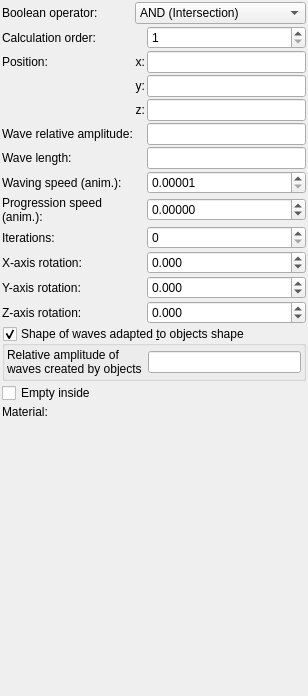
Qt form mandelbulber2/formula/ui/primitive_water.ui (buddhi1980/mandelbulber2) before a commit.
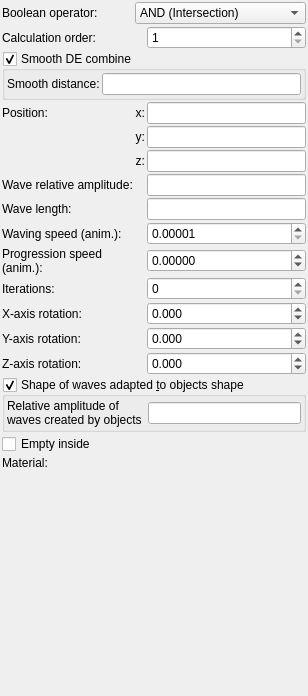
The same form after that commit. Custom widgets are drawn as their Qt base class.

Commit message: Implemented smooth DE combine for primitives in CPU code

```diff
--- a/mandelbulber2/formula/ui/primitive_water.ui
+++ b/mandelbulber2/formula/ui/primitive_water.ui
@@ -34,140 +34,34 @@
      <property name="spacing">
       <number>2</number>
      </property>
-     <item row="6" column="2">
-      <widget class="MyLineEdit" name="logedit_length">
-       <property name="sizePolicy">
-        <sizepolicy hsizetype="Expanding" vsizetype="Maximum">
-         <horstretch>0</horstretch>
-         <verstretch>0</verstretch>
-        </sizepolicy>
-       </property>
-      </widget>
-     </item>
-     <item row="13" column="0" colspan="3">
-      <widget class="MyGroupBox" name="groupCheck_wave_from_objects_enable">
-       <property name="title">
-        <string>Shape of waves adapted &amp;to objects shape</string>
-       </property>
-       <property name="checkable">
-        <bool>true</bool>
-       </property>
-       <layout class="QVBoxLayout" name="verticalLayout_2">
-        <property name="leftMargin">
-         <number>2</number>
-        </property>
-        <property name="topMargin">
-         <number>2</number>
-        </property>
-        <property name="rightMargin">
-         <number>2</number>
-        </property>
-        <property name="bottomMargin">
-         <number>2</number>
-        </property>
-        <item>
-         <layout class="QGridLayout" name="gridLayout_2">
-          <item row="0" column="0">
-           <widget class="QLabel" name="label_18">
-            <property name="text">
-             <string>Relative amplitude of waves created by objects</string>
-            </property>
-            <property name="wordWrap">
-             <bool>true</bool>
-            </property>
-           </widget>
-          </item>
-          <item row="0" column="1">
-           <widget class="MyLineEdit" name="logedit_wave_from_objects_relative_amplitude">
-            <property name="sizePolicy">
-             <sizepolicy hsizetype="Expanding" vsizetype="Maximum">
-              <horstretch>0</horstretch>
-              <verstretch>0</verstretch>
-             </sizepolicy>
-            </property>
-           </widget>
-          </item>
-         </layout>
-        </item>
-       </layout>
-      </widget>
-     </item>
-     <item row="12" column="0">
-      <widget class="QLabel" name="label_15">
-       <property name="text">
-        <string>Z-axis rotation:</string>
-       </property>
-       <property name="wordWrap">
-        <bool>true</bool>
-       </property>
-      </widget>
-     </item>
-     <item row="6" column="0">
-      <widget class="QLabel" name="label_16">
-       <property name="text">
-        <string>Wave length:</string>
-       </property>
-       <property name="wordWrap">
-        <bool>true</bool>
-       </property>
-      </widget>
-     </item>
-     <item row="2" column="1">
-      <widget class="QLabel" name="label_11">
-       <property name="text">
-        <string>x:</string>
-       </property>
-       <property name="alignment">
-        <set>Qt::AlignRight|Qt::AlignTrailing|Qt::AlignVCenter</set>
-       </property>
-      </widget>
-     </item>
-     <item row="4" column="2">
-      <widget class="MyLineEdit" name="vect3_position_z">
-       <property name="sizePolicy">
-        <sizepolicy hsizetype="Expanding" vsizetype="Maximum">
-         <horstretch>0</horstretch>
-         <verstretch>0</verstretch>
-        </sizepolicy>
-       </property>
-      </widget>
-     </item>
-     <item row="11" column="2">
-      <widget class="MyDoubleSpinBox" name="spinboxd3_rotation_y">
-       <property name="sizePolicy">
-        <sizepolicy hsizetype="Minimum" vsizetype="Maximum">
-         <horstretch>0</horstretch>
-         <verstretch>0</verstretch>
-        </sizepolicy>
-       </property>
-       <property name="prefix">
-        <string/>
-       </property>
-       <property name="suffix">
-        <string/>
-       </property>
-       <property name="decimals">
-        <number>3</number>
-       </property>
-       <property name="minimum">
-        <double>-36000.000000000000000</double>
-       </property>
-       <property name="maximum">
-        <double>36000.000000000000000</double>
-       </property>
-       <property name="singleStep">
-        <double>0.100000000000000</double>
-       </property>
-      </widget>
-     </item>
-     <item row="15" column="0">
+     <item row="16" column="0">
       <widget class="QLabel" name="label_21">
        <property name="text">
         <string>Material:</string>
        </property>
       </widget>
      </item>
+     <item row="7" column="0">
+      <widget class="QLabel" name="label_16">
+       <property name="text">
+        <string>Wave length:</string>
+       </property>
+       <property name="wordWrap">
+        <bool>true</bool>
+       </property>
+      </widget>
+     </item>
      <item row="5" column="2">
+      <widget class="MyLineEdit" name="vect3_position_z">
+       <property name="sizePolicy">
+        <sizepolicy hsizetype="Expanding" vsizetype="Maximum">
+         <horstretch>0</horstretch>
+         <verstretch>0</verstretch>
+        </sizepolicy>
+       </property>
+      </widget>
+     </item>
+     <item row="6" column="2">
       <widget class="MyLineEdit" name="logedit_relative_amplitude">
        <property name="sizePolicy">
         <sizepolicy hsizetype="Expanding" vsizetype="Maximum">
@@ -177,85 +71,7 @@
        </property>
       </widget>
      </item>
-     <item row="10" column="0">
-      <widget class="QLabel" name="label_8">
-       <property name="text">
-        <string>X-axis rotation:</string>
-       </property>
-       <property name="wordWrap">
-        <bool>true</bool>
-       </property>
-      </widget>
-     </item>
-     <item row="12" column="2">
-      <widget class="MyDoubleSpinBox" name="spinboxd3_rotation_z">
-       <property name="sizePolicy">
-        <sizepolicy hsizetype="Minimum" vsizetype="Maximum">
-         <horstretch>0</horstretch>
-         <verstretch>0</verstretch>
-        </sizepolicy>
-       </property>
-       <property name="prefix">
-        <string/>
-       </property>
-       <property name="suffix">
-        <string/>
-       </property>
-       <property name="decimals">
-        <number>3</number>
-       </property>
-       <property name="minimum">
-        <double>-36000.000000000000000</double>
-       </property>
-       <property name="maximum">
-        <double>36000.000000000000000</double>
-       </property>
-       <property name="singleStep">
-        <double>0.100000000000000</double>
-       </property>
-      </widget>
-     </item>
-     <item row="2" column="0">
-      <widget class="QLabel" name="label_10">
-       <property name="text">
-        <string>Position:</string>
-       </property>
-      </widget>
-     </item>
-     <item row="14" column="0" colspan="3">
-      <widget class="MyCheckBox" name="checkBox_empty">
-       <property name="sizePolicy">
-        <sizepolicy hsizetype="Minimum" vsizetype="Maximum">
-         <horstretch>0</horstretch>
-         <verstretch>0</verstretch>
-        </sizepolicy>
-       </property>
-       <property name="text">
-        <string>Empty inside</string>
-       </property>
-      </widget>
-     </item>
-     <item row="8" column="0">
-      <widget class="QLabel" name="label_22">
-       <property name="text">
-        <string>Progression speed (anim.):</string>
-       </property>
-       <property name="wordWrap">
-        <bool>true</bool>
-       </property>
-      </widget>
-     </item>
-     <item row="7" column="0">
-      <widget class="QLabel" name="label_20">
-       <property name="text">
-        <string>Waving speed (anim.):</string>
-       </property>
-       <property name="wordWrap">
-        <bool>true</bool>
-       </property>
-      </widget>
-     </item>
-     <item row="9" column="2">
+     <item row="10" column="2">
       <widget class="MySpinBox" name="spinboxInt_iterations">
        <property name="sizePolicy">
         <sizepolicy hsizetype="Minimum" vsizetype="Maximum">
@@ -268,35 +84,24 @@
        </property>
       </widget>
      </item>
-     <item row="10" column="2">
-      <widget class="MyDoubleSpinBox" name="spinboxd3_rotation_x">
-       <property name="sizePolicy">
-        <sizepolicy hsizetype="Minimum" vsizetype="Maximum">
-         <horstretch>0</horstretch>
-         <verstretch>0</verstretch>
-        </sizepolicy>
+     <item row="3" column="0">
+      <widget class="QLabel" name="label_10">
+       <property name="text">
+        <string>Position:</string>
        </property>
-       <property name="prefix">
-        <string/>
+      </widget>
+     </item>
+     <item row="5" column="1">
+      <widget class="QLabel" name="label_13">
+       <property name="text">
+        <string>z:</string>
        </property>
-       <property name="suffix">
-        <string/>
+       <property name="alignment">
+        <set>Qt::AlignRight|Qt::AlignTrailing|Qt::AlignVCenter</set>
        </property>
-       <property name="decimals">
-        <number>3</number>
-       </property>
-       <property name="minimum">
-        <double>-36000.000000000000000</double>
-       </property>
-       <property name="maximum">
-        <double>36000.000000000000000</double>
-       </property>
-       <property name="singleStep">
-        <double>0.100000000000000</double>
-       </property>
       </widget>
      </item>
-     <item row="3" column="1">
+     <item row="4" column="1">
       <widget class="QLabel" name="label_12">
        <property name="text">
         <string>y:</string>
@@ -306,95 +111,7 @@
        </property>
       </widget>
      </item>
-     <item row="15" column="1" colspan="2">
-      <widget class="cMaterialSelector" name="materialselector_material_id" native="true">
-       <property name="sizePolicy">
-        <sizepolicy hsizetype="Preferred" vsizetype="Minimum">
-         <horstretch>0</horstretch>
-         <verstretch>0</verstretch>
-        </sizepolicy>
-       </property>
-      </widget>
-     </item>
-     <item row="9" column="0">
-      <widget class="QLabel" name="label_17">
-       <property name="text">
-        <string>Iterations:</string>
-       </property>
-       <property name="wordWrap">
-        <bool>true</bool>
-       </property>
-      </widget>
-     </item>
      <item row="8" column="2">
-      <widget class="MyDoubleSpinBox" name="spinbox_anim_progression_speed">
-       <property name="sizePolicy">
-        <sizepolicy hsizetype="Minimum" vsizetype="Maximum">
-         <horstretch>0</horstretch>
-         <verstretch>0</verstretch>
-        </sizepolicy>
-       </property>
-       <property name="prefix">
-        <string/>
-       </property>
-       <property name="suffix">
-        <string/>
-       </property>
-       <property name="decimals">
-        <number>5</number>
-       </property>
-       <property name="minimum">
-        <double>-100.000000000000000</double>
-       </property>
-       <property name="maximum">
-        <double>100.000000000000000</double>
-       </property>
-       <property name="singleStep">
-        <double>0.100000000000000</double>
-       </property>
-      </widget>
-     </item>
-     <item row="2" column="2">
-      <widget class="MyLineEdit" name="vect3_position_x">
-       <property name="sizePolicy">
-        <sizepolicy hsizetype="Expanding" vsizetype="Maximum">
-         <horstretch>0</horstretch>
-         <verstretch>0</verstretch>
-        </sizepolicy>
-       </property>
-      </widget>
-     </item>
-     <item row="4" column="1">
-      <widget class="QLabel" name="label_13">
-       <property name="text">
-        <string>z:</string>
-       </property>
-       <property name="alignment">
-        <set>Qt::AlignRight|Qt::AlignTrailing|Qt::AlignVCenter</set>
-       </property>
-      </widget>
-     </item>
-     <item row="5" column="0">
-      <widget class="QLabel" name="label_14">
-       <property name="text">
-        <string>Wave relative amplitude:</string>
-       </property>
-       <property name="wordWrap">
-        <bool>true</bool>
-       </property>
-      </widget>
-     </item>
-     <item row="3" column="2">
-      <widget class="MyLineEdit" name="vect3_position_y">
-       <property name="sizePolicy">
-        <sizepolicy hsizetype="Expanding" vsizetype="Maximum">
-         <horstretch>0</horstretch>
-         <verstretch>0</verstretch>
-        </sizepolicy>
-       </property>
-      </widget>
-     </item>
-     <item row="7" column="2">
       <widget class="MyDoubleSpinBox" name="spinbox_anim_speed">
        <property name="sizePolicy">
         <sizepolicy hsizetype="Minimum" vsizetype="Maximum">
@@ -422,20 +139,10 @@
        </property>
       </widget>
      </item>
-     <item row="11" column="0">
-      <widget class="QLabel" name="label_9">
+     <item row="8" column="0">
+      <widget class="QLabel" name="label_20">
        <property name="text">
-        <string>Y-axis rotation:</string>
-       </property>
-       <property name="wordWrap">
-        <bool>true</bool>
-       </property>
-      </widget>
-     </item>
-     <item row="0" column="0">
-      <widget class="QLabel" name="label_23">
-       <property name="text">
-        <string>Boolean operator:</string>
+        <string>Waving speed (anim.):</string>
        </property>
        <property name="wordWrap">
         <bool>true</bool>
@@ -472,10 +179,10 @@
        </item>
       </widget>
      </item>
-     <item row="1" column="0">
-      <widget class="QLabel" name="label_24">
+     <item row="12" column="0">
+      <widget class="QLabel" name="label_9">
        <property name="text">
-        <string>Calculation order:</string>
+        <string>Y-axis rotation:</string>
        </property>
        <property name="wordWrap">
         <bool>true</bool>
@@ -501,6 +208,346 @@
        </property>
       </widget>
      </item>
+     <item row="9" column="2">
+      <widget class="MyDoubleSpinBox" name="spinbox_anim_progression_speed">
+       <property name="sizePolicy">
+        <sizepolicy hsizetype="Minimum" vsizetype="Maximum">
+         <horstretch>0</horstretch>
+         <verstretch>0</verstretch>
+        </sizepolicy>
+       </property>
+       <property name="prefix">
+        <string/>
+       </property>
+       <property name="suffix">
+        <string/>
+       </property>
+       <property name="decimals">
+        <number>5</number>
+       </property>
+       <property name="minimum">
+        <double>-100.000000000000000</double>
+       </property>
+       <property name="maximum">
+        <double>100.000000000000000</double>
+       </property>
+       <property name="singleStep">
+        <double>0.100000000000000</double>
+       </property>
+      </widget>
+     </item>
+     <item row="13" column="2">
+      <widget class="MyDoubleSpinBox" name="spinboxd3_rotation_z">
+       <property name="sizePolicy">
+        <sizepolicy hsizetype="Minimum" vsizetype="Maximum">
+         <horstretch>0</horstretch>
+         <verstretch>0</verstretch>
+        </sizepolicy>
+       </property>
+       <property name="prefix">
+        <string/>
+       </property>
+       <property name="suffix">
+        <string/>
+       </property>
+       <property name="decimals">
+        <number>3</number>
+       </property>
+       <property name="minimum">
+        <double>-36000.000000000000000</double>
+       </property>
+       <property name="maximum">
+        <double>36000.000000000000000</double>
+       </property>
+       <property name="singleStep">
+        <double>0.100000000000000</double>
+       </property>
+      </widget>
+     </item>
+     <item row="7" column="2">
+      <widget class="MyLineEdit" name="logedit_length">
+       <property name="sizePolicy">
+        <sizepolicy hsizetype="Expanding" vsizetype="Maximum">
+         <horstretch>0</horstretch>
+         <verstretch>0</verstretch>
+        </sizepolicy>
+       </property>
+      </widget>
+     </item>
+     <item row="11" column="2">
+      <widget class="MyDoubleSpinBox" name="spinboxd3_rotation_x">
+       <property name="sizePolicy">
+        <sizepolicy hsizetype="Minimum" vsizetype="Maximum">
+         <horstretch>0</horstretch>
+         <verstretch>0</verstretch>
+        </sizepolicy>
+       </property>
+       <property name="prefix">
+        <string/>
+       </property>
+       <property name="suffix">
+        <string/>
+       </property>
+       <property name="decimals">
+        <number>3</number>
+       </property>
+       <property name="minimum">
+        <double>-36000.000000000000000</double>
+       </property>
+       <property name="maximum">
+        <double>36000.000000000000000</double>
+       </property>
+       <property name="singleStep">
+        <double>0.100000000000000</double>
+       </property>
+      </widget>
+     </item>
+     <item row="4" column="2">
+      <widget class="MyLineEdit" name="vect3_position_y">
+       <property name="sizePolicy">
+        <sizepolicy hsizetype="Expanding" vsizetype="Maximum">
+         <horstretch>0</horstretch>
+         <verstretch>0</verstretch>
+        </sizepolicy>
+       </property>
+      </widget>
+     </item>
+     <item row="12" column="2">
+      <widget class="MyDoubleSpinBox" name="spinboxd3_rotation_y">
+       <property name="sizePolicy">
+        <sizepolicy hsizetype="Minimum" vsizetype="Maximum">
+         <horstretch>0</horstretch>
+         <verstretch>0</verstretch>
+        </sizepolicy>
+       </property>
+       <property name="prefix">
+        <string/>
+       </property>
+       <property name="suffix">
+        <string/>
+       </property>
+       <property name="decimals">
+        <number>3</number>
+       </property>
+       <property name="minimum">
+        <double>-36000.000000000000000</double>
+       </property>
+       <property name="maximum">
+        <double>36000.000000000000000</double>
+       </property>
+       <property name="singleStep">
+        <double>0.100000000000000</double>
+       </property>
+      </widget>
+     </item>
+     <item row="9" column="0">
+      <widget class="QLabel" name="label_22">
+       <property name="text">
+        <string>Progression speed (anim.):</string>
+       </property>
+       <property name="wordWrap">
+        <bool>true</bool>
+       </property>
+      </widget>
+     </item>
+     <item row="10" column="0">
+      <widget class="QLabel" name="label_17">
+       <property name="text">
+        <string>Iterations:</string>
+       </property>
+       <property name="wordWrap">
+        <bool>true</bool>
+       </property>
+      </widget>
+     </item>
+     <item row="0" column="0">
+      <widget class="QLabel" name="label_23">
+       <property name="text">
+        <string>Boolean operator:</string>
+       </property>
+       <property name="wordWrap">
+        <bool>true</bool>
+       </property>
+      </widget>
+     </item>
+     <item row="11" column="0">
+      <widget class="QLabel" name="label_8">
+       <property name="text">
+        <string>X-axis rotation:</string>
+       </property>
+       <property name="wordWrap">
+        <bool>true</bool>
+       </property>
+      </widget>
+     </item>
+     <item row="3" column="1">
+      <widget class="QLabel" name="label_11">
+       <property name="text">
+        <string>x:</string>
+       </property>
+       <property name="alignment">
+        <set>Qt::AlignRight|Qt::AlignTrailing|Qt::AlignVCenter</set>
+       </property>
+      </widget>
+     </item>
+     <item row="3" column="2">
+      <widget class="MyLineEdit" name="vect3_position_x">
+       <property name="sizePolicy">
+        <sizepolicy hsizetype="Expanding" vsizetype="Maximum">
+         <horstretch>0</horstretch>
+         <verstretch>0</verstretch>
+        </sizepolicy>
+       </property>
+      </widget>
+     </item>
+     <item row="15" column="0" colspan="3">
+      <widget class="MyCheckBox" name="checkBox_empty">
+       <property name="sizePolicy">
+        <sizepolicy hsizetype="Minimum" vsizetype="Maximum">
+         <horstretch>0</horstretch>
+         <verstretch>0</verstretch>
+        </sizepolicy>
+       </property>
+       <property name="text">
+        <string>Empty inside</string>
+       </property>
+      </widget>
+     </item>
+     <item row="6" column="0">
+      <widget class="QLabel" name="label_14">
+       <property name="text">
+        <string>Wave relative amplitude:</string>
+       </property>
+       <property name="wordWrap">
+        <bool>true</bool>
+       </property>
+      </widget>
+     </item>
+     <item row="16" column="1" colspan="2">
+      <widget class="cMaterialSelector" name="materialselector_material_id" native="true">
+       <property name="sizePolicy">
+        <sizepolicy hsizetype="Preferred" vsizetype="Minimum">
+         <horstretch>0</horstretch>
+         <verstretch>0</verstretch>
+        </sizepolicy>
+       </property>
+      </widget>
+     </item>
+     <item row="1" column="0">
+      <widget class="QLabel" name="label_24">
+       <property name="text">
+        <string>Calculation order:</string>
+       </property>
+       <property name="wordWrap">
+        <bool>true</bool>
+       </property>
+      </widget>
+     </item>
+     <item row="14" column="0" colspan="3">
+      <widget class="MyGroupBox" name="groupCheck_wave_from_objects_enable">
+       <property name="title">
+        <string>Shape of waves adapted &amp;to objects shape</string>
+       </property>
+       <property name="checkable">
+        <bool>true</bool>
+       </property>
+       <layout class="QVBoxLayout" name="verticalLayout_2">
+        <property name="leftMargin">
+         <number>2</number>
+        </property>
+        <property name="topMargin">
+         <number>2</number>
+        </property>
+        <property name="rightMargin">
+         <number>2</number>
+        </property>
+        <property name="bottomMargin">
+         <number>2</number>
+        </property>
+        <item>
+         <layout class="QGridLayout" name="gridLayout_2">
+          <item row="0" column="0">
+           <widget class="QLabel" name="label_18">
+            <property name="text">
+             <string>Relative amplitude of waves created by objects</string>
+            </property>
+            <property name="wordWrap">
+             <bool>true</bool>
+            </property>
+           </widget>
+          </item>
+          <item row="0" column="1">
+           <widget class="MyLineEdit" name="logedit_wave_from_objects_relative_amplitude">
+            <property name="sizePolicy">
+             <sizepolicy hsizetype="Expanding" vsizetype="Maximum">
+              <horstretch>0</horstretch>
+              <verstretch>0</verstretch>
+             </sizepolicy>
+            </property>
+           </widget>
+          </item>
+         </layout>
+        </item>
+       </layout>
+      </widget>
+     </item>
+     <item row="13" column="0">
+      <widget class="QLabel" name="label_15">
+       <property name="text">
+        <string>Z-axis rotation:</string>
+       </property>
+       <property name="wordWrap">
+        <bool>true</bool>
+       </property>
+      </widget>
+     </item>
+     <item row="2" column="0" colspan="3">
+      <widget class="MyGroupBox" name="groupCheck_smooth_de_combine_enable">
+       <property name="title">
+        <string>Smooth DE combine</string>
+       </property>
+       <property name="checkable">
+        <bool>true</bool>
+       </property>
+       <layout class="QGridLayout" name="gridLayout_4">
+        <property name="leftMargin">
+         <number>2</number>
+        </property>
+        <property name="topMargin">
+         <number>2</number>
+        </property>
+        <property name="rightMargin">
+         <number>2</number>
+        </property>
+        <property name="bottomMargin">
+         <number>2</number>
+        </property>
+        <property name="spacing">
+         <number>2</number>
+        </property>
+        <item row="0" column="0">
+         <widget class="QLabel" name="label_306">
+          <property name="text">
+           <string>Smooth distance:</string>
+          </property>
+          <property name="wordWrap">
+           <bool>true</bool>
+          </property>
+         </widget>
+        </item>
+        <item row="0" column="1">
+         <widget class="MyLineEdit" name="logedit_smooth_de_combine_distance">
+          <property name="sizePolicy">
+           <sizepolicy hsizetype="Expanding" vsizetype="Maximum">
+            <horstretch>0</horstretch>
+            <verstretch>0</verstretch>
+           </sizepolicy>
+          </property>
+         </widget>
+        </item>
+       </layout>
+      </widget>
+     </item>
     </layout>
    </item>
    <item>
@@ -545,17 +592,17 @@
    <extends>QComboBox</extends>
    <header>my_combo_box.h</header>
   </customwidget>
-  <customwidget>
-   <class>MyGroupBox</class>
-   <extends>QGroupBox</extends>
-   <header>my_group_box.h</header>
-   <container>1</container>
-  </customwidget>
   <customwidget>
    <class>MySpinBox</class>
    <extends>QSpinBox</extends>
    <header>my_spin_box.h</header>
   </customwidget>
+  <customwidget>
+   <class>MyGroupBox</class>
+   <extends>QGroupBox</extends>
+   <header>my_group_box.h</header>
+   <container>1</container>
+  </customwidget>
  </customwidgets>
  <tabstops>
   <tabstop>vect3_position_x</tabstop>
```
The commit also changes 12 other files.
